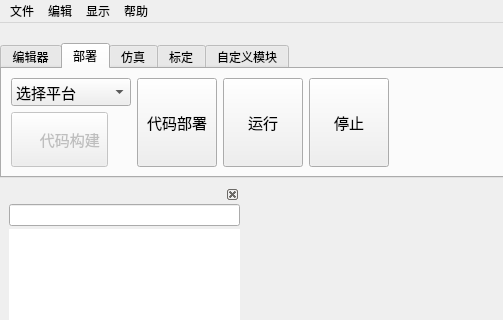
Before: the Qt Designer form dialogs/mainwindow.ui in L-Net-1992/ADAS_AD_Developer, drawn with Qt 5; both pictures show x 0 to 503 and y 0 to 320 of the 1280 by 800 pixel window.
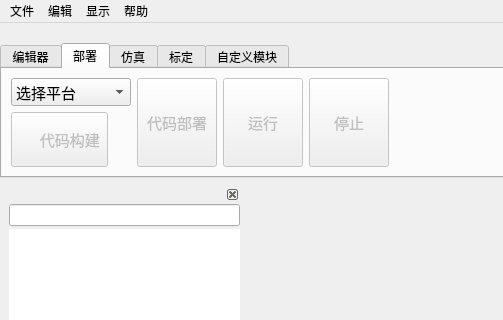
After: the same form once the commit is applied. The open tabs and pages were chosen to show the change. Icons and pictures are not drawn. Custom widgets are drawn as their Qt base class.

Commit message: 解决选择平台按钮状态不对的问题

The edit to the form file:
```diff
--- a/dialogs/mainwindow.ui
+++ b/dialogs/mainwindow.ui
@@ -1055,6 +1055,9 @@
          </item>
          <item>
           <widget class="QToolButton" name="tb_script_deploy">
+           <property name="enabled">
+            <bool>false</bool>
+           </property>
            <property name="sizePolicy">
             <sizepolicy hsizetype="Fixed" vsizetype="Preferred">
              <horstretch>0</horstretch>
@@ -1095,6 +1098,9 @@
          </item>
          <item>
           <widget class="QToolButton" name="tb_run">
+           <property name="enabled">
+            <bool>false</bool>
+           </property>
            <property name="sizePolicy">
             <sizepolicy hsizetype="Fixed" vsizetype="Preferred">
              <horstretch>0</horstretch>
@@ -1135,6 +1141,9 @@
          </item>
          <item>
           <widget class="QToolButton" name="tb_stop">
+           <property name="enabled">
+            <bool>false</bool>
+           </property>
            <property name="sizePolicy">
             <sizepolicy hsizetype="Fixed" vsizetype="Preferred">
              <horstretch>0</horstretch>
```
Left out of the diff: 2 changed lines with no effect on the pictures. The commit also changes 2 other files.
